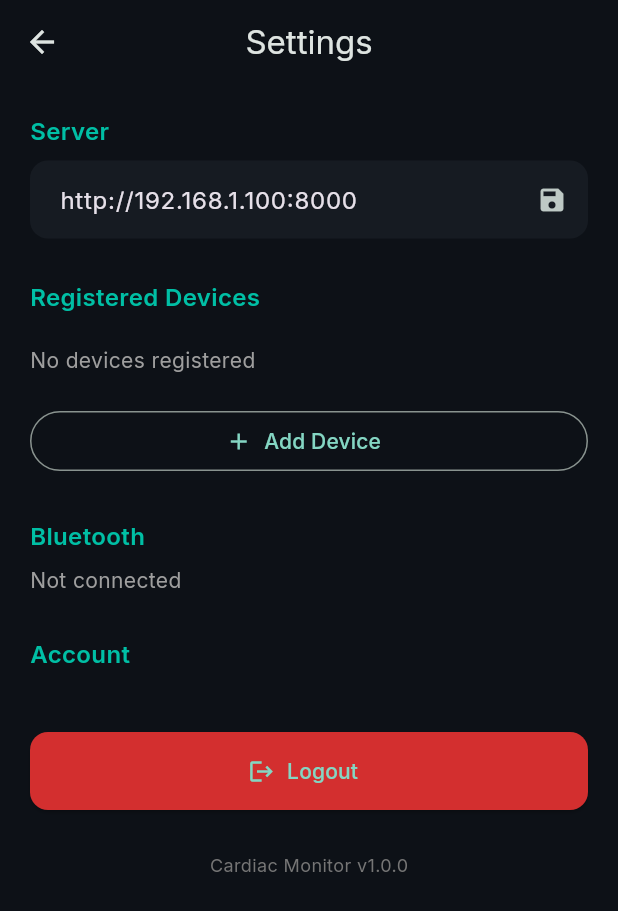
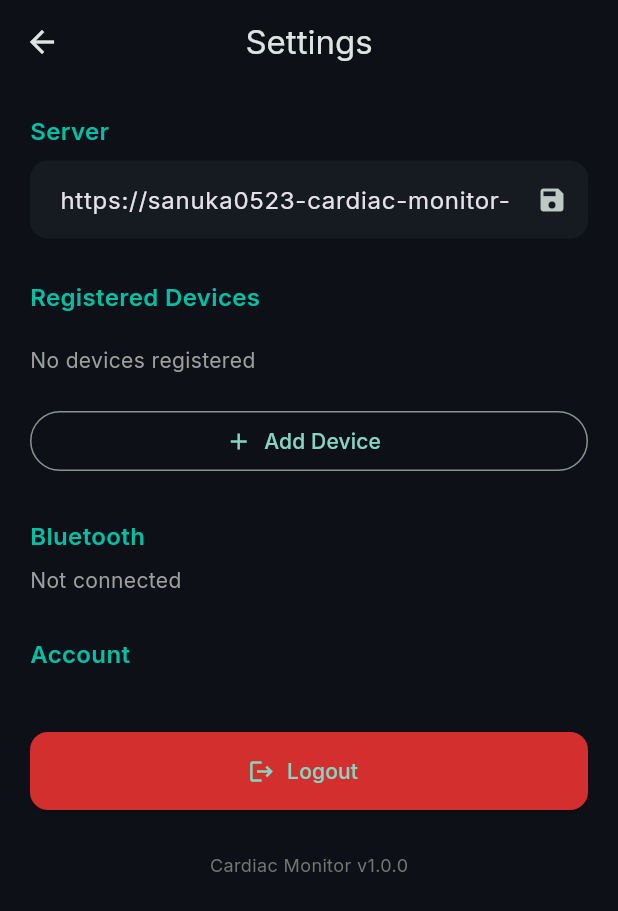
Before and after one commit to Sanuka23/cardiac-monitor, a Flutter app: the SettingsScreen screen opened directly, on a phone screen of 412 x 824 dp. Shown: the top 911 px of the screen. Run offline on Flutter 3.47's test engine with Material 3 defaults, Android fonts, the light colour scheme and no system bars; our stand-ins replace dio, fl_chart, flutter_blue_plus, flutter_secure_storage, google_fonts, permission_handler and 1 more; accounts and stored records are empty; network calls fail.

Commit message:
Update default API URL to production server

```diff
--- a/app/cardiac_monitor/lib/config/constants.dart
+++ b/app/cardiac_monitor/lib/config/constants.dart
@@ -59,7 +59,7 @@ class ApiPaths {
 }
 
 // Default API base URL
-const String defaultApiBaseUrl = 'http://192.168.1.100:8000';
+const String defaultApiBaseUrl = 'https://sanuka0523-cardiac-monitor-api.hf.space';
 
 // Storage keys
 class StorageKeys {
```
